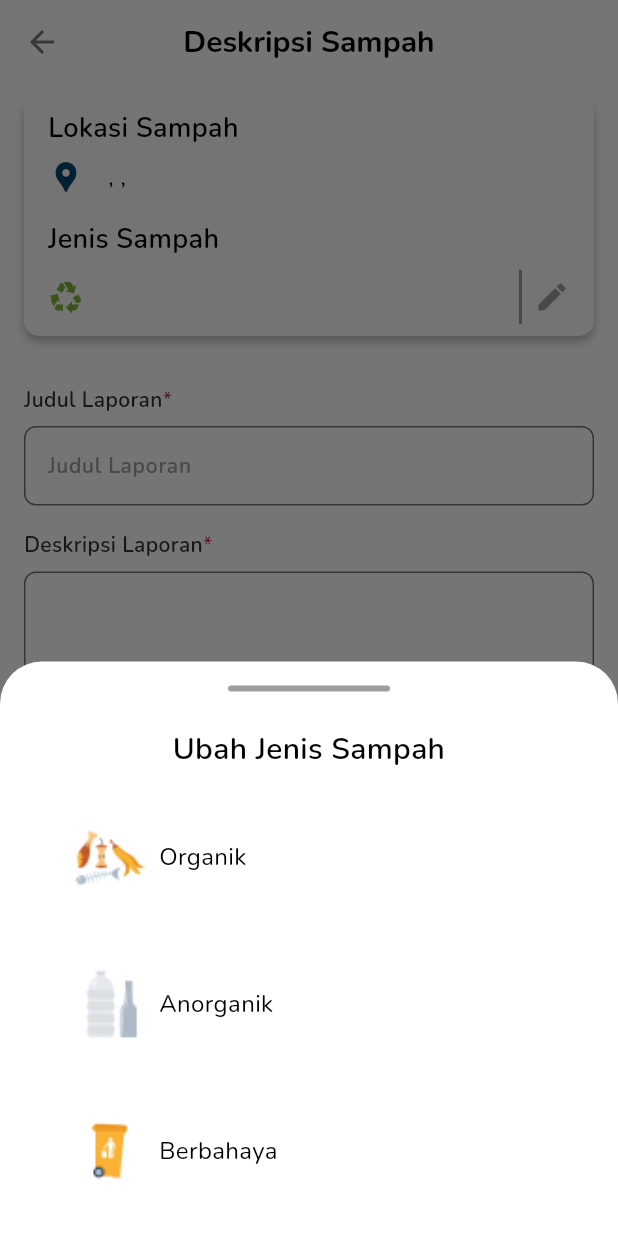
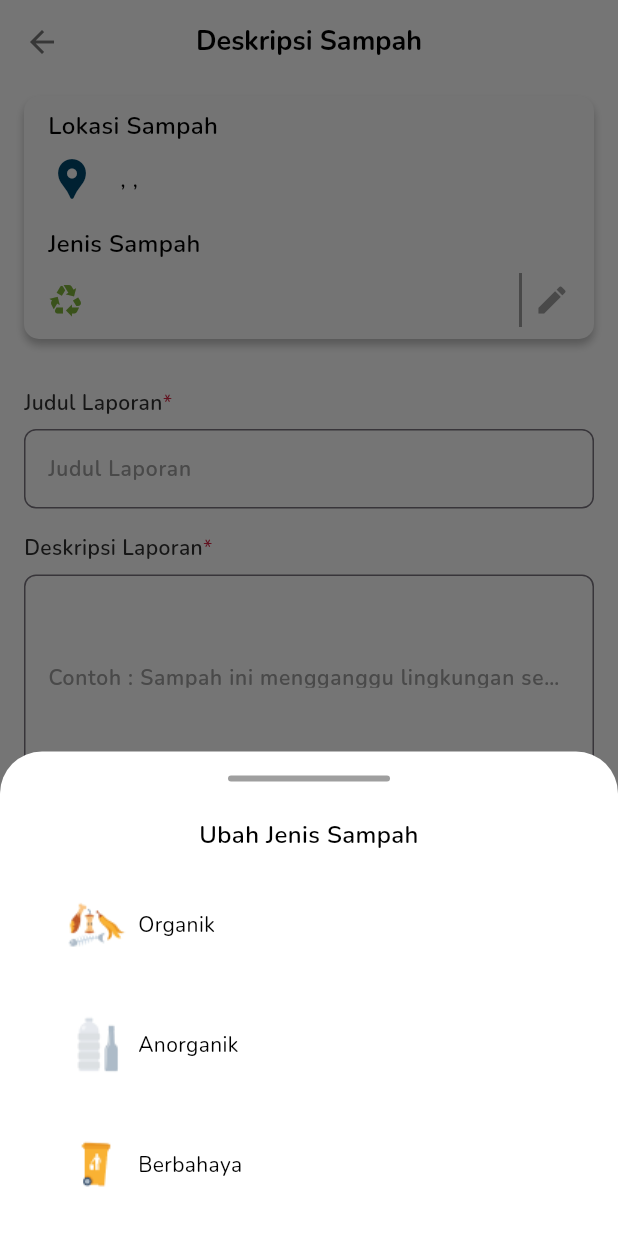
Before and after one commit to RECYTHNG/flutter_recything, a Flutter app: the ReportLitterScreen screen opened directly, after a tap on the "edit" icon, on a phone screen of 412 x 824 dp. Run offline on Flutter 3.47's test engine with Material 3 defaults, Android fonts, the phone set to English and light mode, and no system bars; drawn by our look-alikes of dotted_border; our stand-ins replace awesome_snackbar_content, cached_network_image, carousel_slider, contained_tab_bar_view, dash_chat_2, dio and 14 more; missing offline and left inert: carousel_indicator_simple, horizontal_stepper_flutter; accounts and stored records are empty; project files that could hold a hidden picture were left out.

Commit message:
fix: text style so will be same on figma

```diff
--- a/recything_application/lib/screens/report_litter/report_litter_screen.dart
+++ b/recything_application/lib/screens/report_litter/report_litter_screen.dart
@@ -12,6 +12,7 @@ import 'package:recything_application/controllers/map_litter_controller.dart';
 import 'package:recything_application/screens/report_litter/widget/bottomsheet/confirmation_bottom_sheet.dart';
 import 'package:recything_application/screens/report_litter/widget/bottomsheet/edit_photo_bottom_sheet.dart';
 import 'package:recything_application/screens/report_litter/widget/bottomsheet/litter_type_bottom_sheet.dart';
+import 'package:recything_application/widgets/global_button_widget.dart';
 import 'package:recything_application/widgets/global_text_field_custom_widget.dart';
 import 'package:recything_application/controllers/report_litter_controller.dart';
 
@@ -134,7 +135,7 @@ class ReportLitterScreenState extends State<ReportLitterScreen> {
         ),
         title: Text(
           'Deskripsi Sampah',
-          style: TextStyleConstant.boldHeading4,
+          style: TextStyleConstant.boldTitle,
         ),
         centerTitle: true,
       ),
@@ -173,7 +174,7 @@ class ReportLitterScreenState extends State<ReportLitterScreen> {
                         children: [
                           Text(
                             'Lokasi Sampah',
-                            style: TextStyleConstant.semiboldTitle,
+                            style: TextStyleConstant.semiboldSubtitle,
                           ),
                           SpacingConstant.verticalSpacing100,
                           Row(
@@ -182,6 +183,7 @@ class ReportLitterScreenState extends State<ReportLitterScreen> {
                               const Icon(
                                 Icons.location_pin,
                                 color: ColorConstant.primaryColor500,
+                                size: 32,
                               ),
                               SpacingConstant.horizontalSpacing200,
                               Flexible(
@@ -198,7 +200,7 @@ class ReportLitterScreenState extends State<ReportLitterScreen> {
                           SpacingConstant.verticalSpacing200,
                           Text(
                             'Jenis Sampah',
-                            style: TextStyleConstant.semiboldTitle,
+                            style: TextStyleConstant.semiboldSubtitle,
                           ),
                           SpacingConstant.verticalSpacing100,
                           Row(
@@ -330,8 +332,8 @@ class ReportLitterScreenState extends State<ReportLitterScreen> {
                                 child: Image.file(
                                   File(media?.path ?? ''),
                                   fit: BoxFit.cover,
-                                  width: 120,
-                                  height: 120,
+                                  width: 90,
+                                  height: 90,
                                 ),
                               ),
                             );
@@ -346,8 +348,8 @@ class ReportLitterScreenState extends State<ReportLitterScreen> {
                               borderType: BorderType.RRect,
                               radius: const Radius.circular(4),
                               child: Container(
-                                width: 120,
-                                height: 120,
+                                width: 90,
+                                height: 90,
                                 alignment: Alignment.center,
                                 child: const Icon(
                                   Icons.add_box_sharp,
@@ -362,7 +364,7 @@ class ReportLitterScreenState extends State<ReportLitterScreen> {
                     SpacingConstant.verticalSpacing200,
                     Text(
                       'Maksimum file : 20 Mb',
-                      style: TextStyleConstant.regularSubtitle.copyWith(
+                      style: TextStyleConstant.regularParagraph.copyWith(
                         color: ColorConstant.netralColor600,
                       ),
                     ),
@@ -371,25 +373,15 @@ class ReportLitterScreenState extends State<ReportLitterScreen> {
                 ),
               ),
             ),
-            Container(
-              width: double.infinity,
-              alignment: Alignment.center,
-              decoration: BoxDecoration(
-                color: ColorConstant.primaryColor500,
-                borderRadius: BorderRadius.circular(12),
-              ),
-              child: TextButton(
-                onPressed: () => _showConfirmationSheet(),
-                child: const Text(
-                  'Kirim Laporan',
-                  style: TextStyle(
-                    color: ColorConstant.netralColor50,
-                    fontWeight: FontWeight.w600,
-                    fontSize: 20,
-                  ),
-                ),
-              ),
-            ),
+            GlobalButtonWidget(
+                onTap: () => _showConfirmationSheet(),
+                width: double.infinity,
+                height: 40,
+                backgroundColor: ColorConstant.primaryColor500,
+                isBorder: false,
+                title: 'Kirim Laporan',
+                textColor: ColorConstant.whiteColor,
+                fontSize: 16),
           ],
         ),
       ),
--- a/recything_application/lib/screens/report_litter/widget/bottomsheet/confirmation_bottom_sheet.dart
+++ b/recything_application/lib/screens/report_litter/widget/bottomsheet/confirmation_bottom_sheet.dart
@@ -32,7 +32,7 @@ class ConfirmationBottomSheet extends StatelessWidget {
           SpacingConstant.verticalSpacing300,
           Text(
             'Apakah Anda yakin untuk mengirimkan laporan tersebut?',
-            style: TextStyleConstant.semiboldHeading4,
+            style: TextStyleConstant.semiboldSubtitle,
             textAlign: TextAlign.center,
           ),
           SpacingConstant.verticalSpacing200,
--- a/recything_application/lib/screens/report_litter/widget/bottomsheet/litter_type_bottom_sheet.dart
+++ b/recything_application/lib/screens/report_litter/widget/bottomsheet/litter_type_bottom_sheet.dart
@@ -28,7 +28,7 @@ class LitterTypeBottomSheet extends StatelessWidget {
           SpacingConstant.verticalSpacing300,
           Text(
             'Ubah Jenis Sampah',
-            style: TextStyleConstant.semiboldHeading4,
+            style: TextStyleConstant.semiboldSubtitle,
             textAlign: TextAlign.center,
           ),
           SpacingConstant.verticalSpacing200,
@@ -65,7 +65,7 @@ class LitterTypeBottomSheet extends StatelessWidget {
         Get.back();
       },
       child: Container(
-        padding: const EdgeInsets.all(16),
+        padding: const EdgeInsets.all(12),
         decoration: BoxDecoration(
           borderRadius: BorderRadius.circular(12),
           color: isActive ? ColorConstant.netralColor500 : Colors.transparent,
@@ -77,14 +77,14 @@ class LitterTypeBottomSheet extends StatelessWidget {
               children: [
                 Image.asset(
                   imagePath,
-                  width: 50,
-                  height: 50,
+                  width: 40,
+                  height: 40,
                   fit: BoxFit.cover,
                 ),
                 SpacingConstant.horizontalSpacing100,
                 Text(
                   label,
-                  style: TextStyleConstant.regularSubtitle,
+                  style: TextStyleConstant.regularParagraph,
                 ),
               ],
             ),
```
Also changed, not shown: recything_application/lib/screens/report_litter/pick_litter_type_screen.dart (+6 -6 lines).
